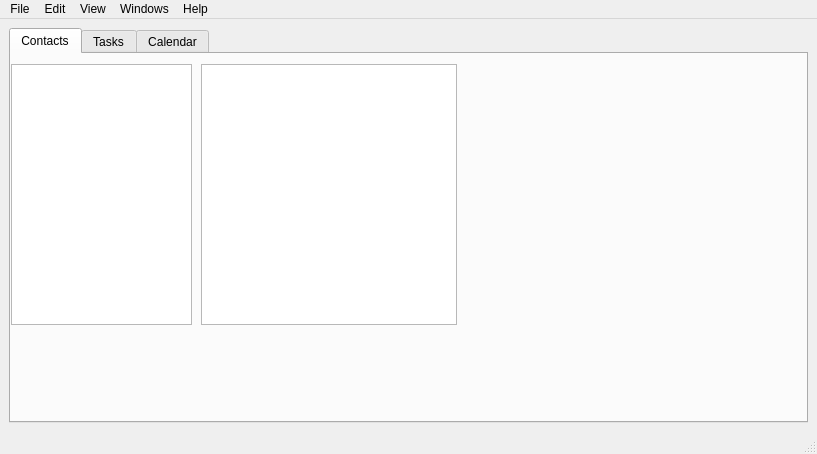
Qt form pyqtpim/mainwindow.ui (tieugene/pyqtpim) before a commit.
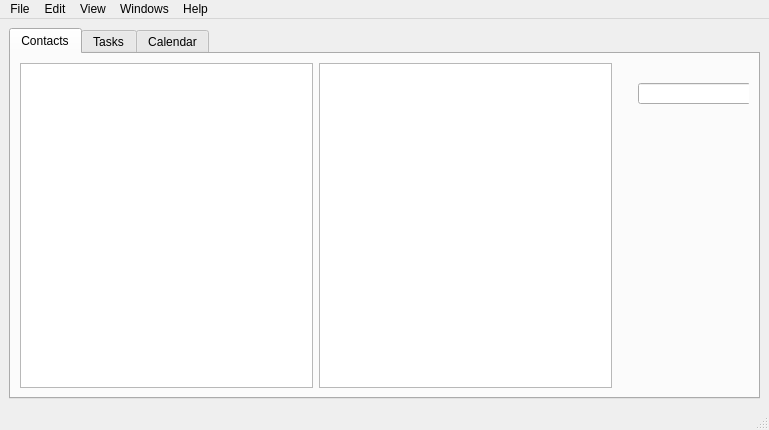
The same form after that commit.

Commit message: Contact: show emails, tels

Diff of the .ui file:
```diff
--- a/pyqtpim/mainwindow.ui
+++ b/pyqtpim/mainwindow.ui
@@ -6,8 +6,8 @@
    <rect>
     <x>0</x>
     <y>0</y>
-    <width>817</width>
-    <height>454</height>
+    <width>769</width>
+    <height>430</height>
    </rect>
   </property>
   <property name="windowTitle">
@@ -24,36 +24,38 @@
        <attribute name="title">
         <string>Contacts</string>
        </attribute>
-       <widget class="QListView" name="contact_sources">
-        <property name="geometry">
-         <rect>
-          <x>0</x>
-          <y>10</y>
-          <width>181</width>
-          <height>261</height>
-         </rect>
-        </property>
-       </widget>
-       <widget class="QTableView" name="contact_list">
-        <property name="geometry">
-         <rect>
-          <x>190</x>
-          <y>10</y>
-          <width>256</width>
-          <height>261</height>
-         </rect>
-        </property>
-       </widget>
-       <widget class="QWidget" name="contact_detail" native="true">
-        <property name="geometry">
-         <rect>
-          <x>460</x>
-          <y>20</y>
-          <width>131</width>
-          <height>241</height>
-         </rect>
-        </property>
-       </widget>
+       <layout class="QGridLayout" name="gridLayout_2">
+        <item row="0" column="0">
+         <layout class="QHBoxLayout" name="horizontalLayout">
+          <item>
+           <widget class="QListView" name="contact_sources"/>
+          </item>
+          <item>
+           <widget class="QTableView" name="contact_list"/>
+          </item>
+          <item>
+           <widget class="QWidget" name="contact_detail" native="true">
+            <property name="minimumSize">
+             <size>
+              <width>131</width>
+              <height>0</height>
+             </size>
+            </property>
+            <widget class="QLineEdit" name="lineEdit">
+             <property name="geometry">
+              <rect>
+               <x>20</x>
+               <y>20</y>
+               <width>113</width>
+               <height>21</height>
+              </rect>
+             </property>
+            </widget>
+           </widget>
+          </item>
+         </layout>
+        </item>
+       </layout>
       </widget>
       <widget class="QWidget" name="tab_tasks">
        <attribute name="title">
@@ -139,7 +141,7 @@
     <rect>
      <x>0</x>
      <y>0</y>
-     <width>817</width>
+     <width>769</width>
      <height>22</height>
     </rect>
    </property>
```
The commit also changes 7 other files.
